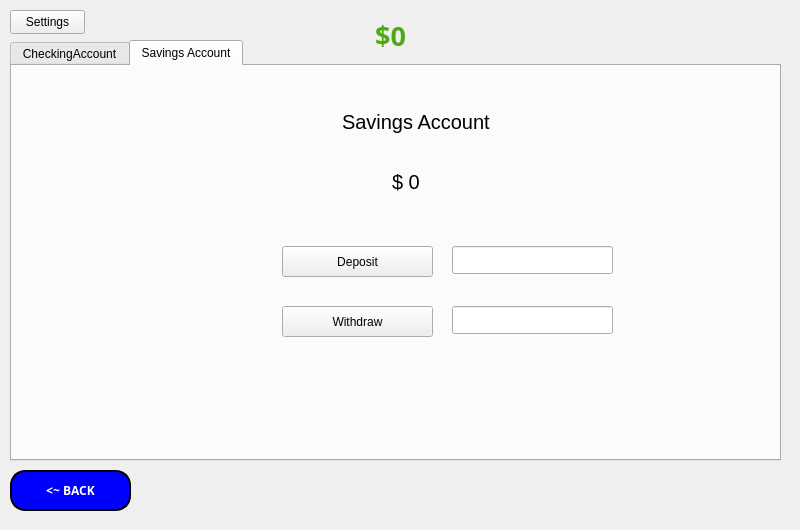
Old version of the form mainwindow.ui in the repository NandhiniRam2005/CS3505-Group-Assignment9-LifeInvestor.
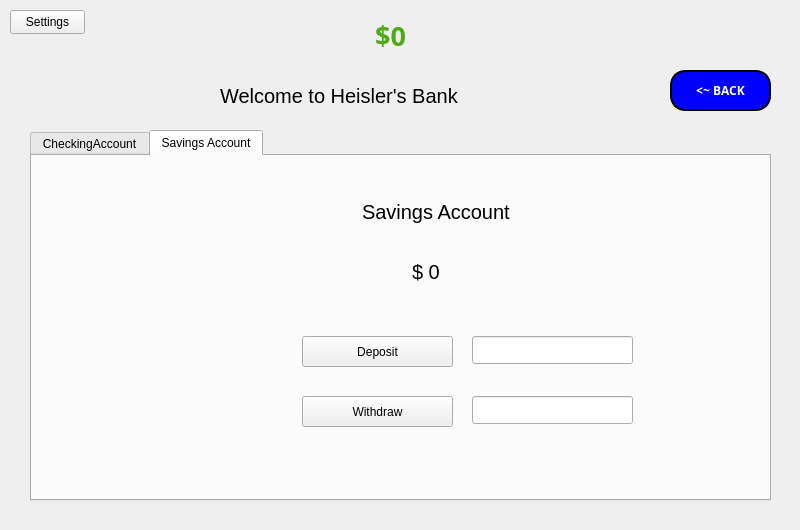
New version of the form. The open tabs and pages were chosen to show the change. Icons and pictures are not drawn.

Commit message: bank ui slightly updated

Patch:
```diff
--- a/mainwindow.ui
+++ b/mainwindow.ui
@@ -2835,9 +2835,9 @@
      <widget class="QPushButton" name="bankBackButton">
       <property name="geometry">
        <rect>
-        <x>10</x>
-        <y>470</y>
-        <width>121</width>
+        <x>670</x>
+        <y>70</y>
+        <width>101</width>
         <height>41</height>
        </rect>
       </property>
@@ -2885,10 +2885,10 @@
      <widget class="QTabWidget" name="tabWidget">
       <property name="geometry">
        <rect>
-        <x>10</x>
-        <y>40</y>
-        <width>771</width>
-        <height>421</height>
+        <x>30</x>
+        <y>130</y>
+        <width>741</width>
+        <height>371</height>
        </rect>
       </property>
       <property name="currentIndex">
@@ -3085,6 +3085,24 @@
        </widget>
       </widget>
      </widget>
+     <widget class="QLabel" name="label_31">
+      <property name="geometry">
+       <rect>
+        <x>220</x>
+        <y>70</y>
+        <width>301</width>
+        <height>51</height>
+       </rect>
+      </property>
+      <property name="font">
+       <font>
+        <pointsize>15</pointsize>
+       </font>
+      </property>
+      <property name="text">
+       <string>Welcome to Heisler's Bank</string>
+      </property>
+     </widget>
     </widget>
     <widget class="QWidget" name="Loans">
      <widget class="QPushButton" name="loanBackButton">
```
Left out of the diff: 16 changed lines with no effect on the pictures. The commit also changes 2 other files.
